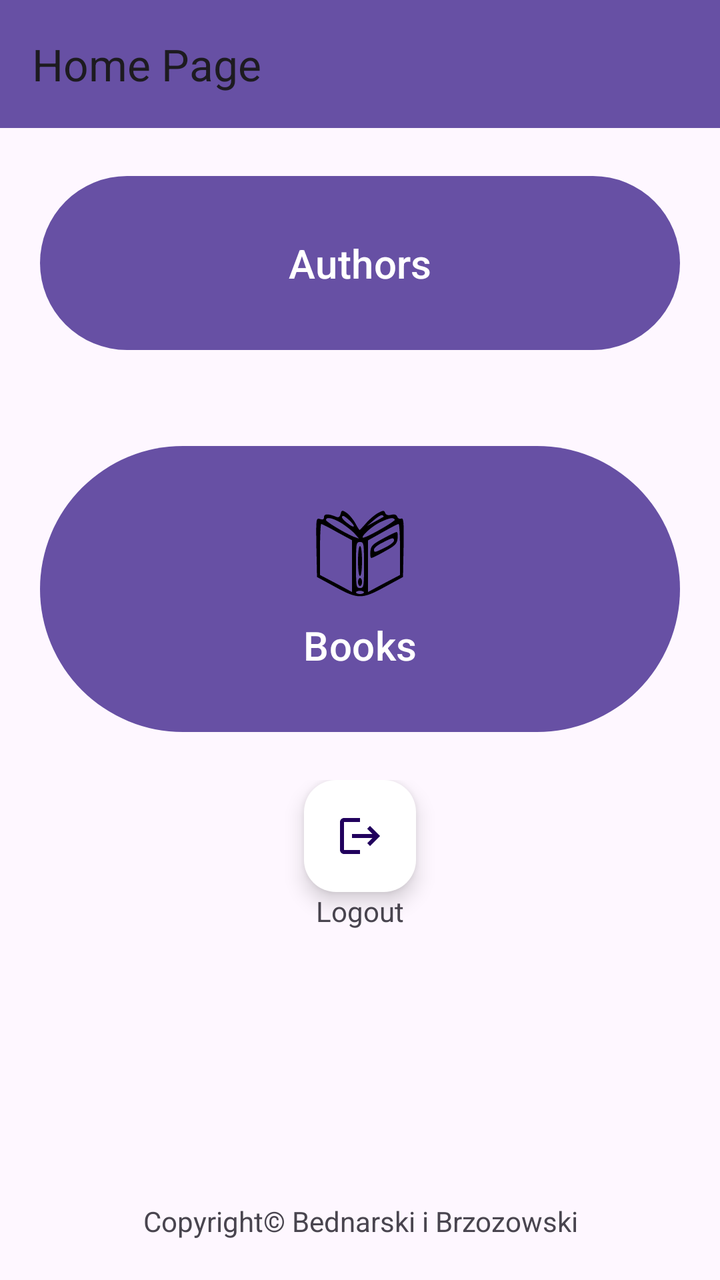
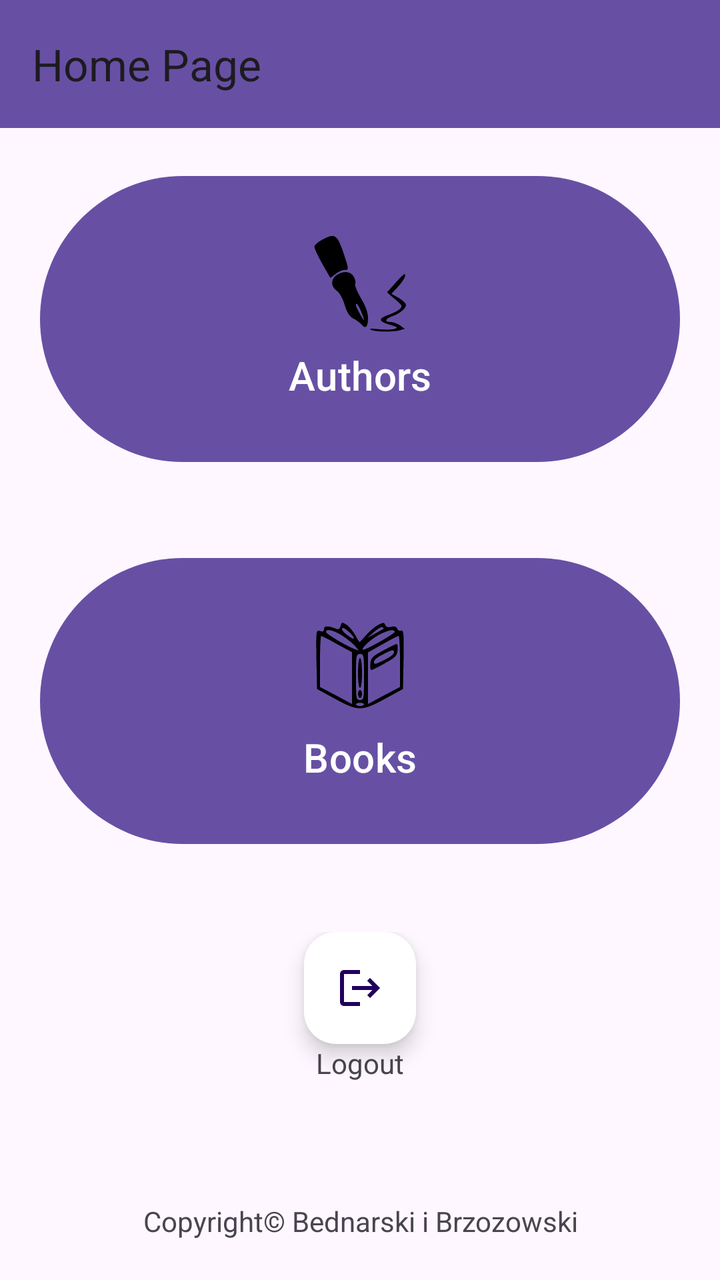

Two renders of the same Android screen: before a commit and after it. Below are the layout's source before the change and the commit's diff.
<!-- AndroidManifest.xml: application theme Theme.Frontend -->
<!-- res/layout/activity_main.xml -->
<?xml version="1.0" encoding="utf-8"?>
<LinearLayout
    xmlns:android="http://schemas.android.com/apk/res/android"
    xmlns:app="http://schemas.android.com/apk/res-auto"
    xmlns:tools="http://schemas.android.com/tools"
    android:layout_width="match_parent"
    android:layout_height="match_parent"
    android:orientation="vertical"
    tools:context=".MainActivity">

    <androidx.appcompat.widget.Toolbar
        android:id="@+id/homePage_toolbar"
        android:layout_width="match_parent"
        android:layout_height="?attr/actionBarSize"
        android:background="?attr/colorPrimary"
        android:elevation="4dp"
        app:title="Home Page"
        app:popupTheme="@style/ThemeOverlay.AppCompat.Light" />

    <Button
        android:id="@+id/toAuthors_button"
        android:layout_width="match_parent"
        android:layout_height="wrap_content"
        android:layout_margin="20dp"
        android:padding="30dp"
        android:textSize="20sp"
        android:text="@string/toAuthors_button" />

    <Button
        android:id="@+id/toBooks_button"
        android:layout_width="match_parent"
        android:layout_height="wrap_content"
        android:layout_margin="20dp"
        android:padding="30dp"
        android:textSize="20sp"
        android:text="@string/toBooks_button"
        android:drawableTop="@drawable/book_icon_48x48" />

    <LinearLayout
        android:layout_width="match_parent"
        android:layout_height="wrap_content"
        android:orientation="vertical" >
        <com.google.android.material.floatingactionbutton.FloatingActionButton
            android:id="@+id/fab_logout"
            android:layout_width="wrap_content"
            android:layout_height="wrap_content"
            android:contentDescription="@string/logout"
            android:src="@drawable/ic_logout"
            app:backgroundTint="@color/white"
            app:layout_constraintBottom_toBottomOf="parent"
            app:layout_constraintEnd_toEndOf="parent"
            android:layout_gravity="center" />
        <TextView
            android:layout_width="wrap_content"
            android:layout_height="wrap_content"
            android:layout_gravity="center"
            android:text="@string/logout_text" />
    </LinearLayout>

    <TextView
        android:layout_width="match_parent"
        android:layout_height="0dp"
        android:gravity="bottom"
        android:textAlignment="center"
        android:layout_weight="1"
        android:layout_margin="20dp"
        android:text="@string/copyright_bednarski_i_brzozowski"
        tools:ignore="RtlCompat" />

</LinearLayout>
<!-- resources referenced by this layout -->
<resources>
  <color name="white">#FFFFFFFF</color>
  <!-- drawable book_icon_48x48: vector/xml drawable (drawable, 2277 chars, omitted) -->
  <!-- drawable ic_logout (drawable) -->
  <vector xmlns:android="http://schemas.android.com/apk/res/android" android:autoMirrored="true" android:height="24dp" android:tint="#000000" android:viewportHeight="24" android:viewportWidth="24" android:width="24dp">
        
      <path android:fillColor="@android:color/white" android:pathData="M17,7l-1.41,1.41L18.17,11H8v2h10.17l-2.58,2.58L17,17l5,-5zM4,5h8V3H4c-1.1,0 -2,0.9 -2,2v14c0,1.1 0.9,2 2,2h8v-2H4V5z"/>
      
  </vector>
  <string name="copyright_bednarski_i_brzozowski">Copyright© Bednarski i Brzozowski</string>
  <string name="logout">Logout</string>
  <string name="logout_text">Logout</string>
  <string name="toAuthors_button">Authors</string>
  <string name="toBooks_button">Books</string>
  <style name="Theme.Frontend" parent="Base.Theme.Frontend" />
  <style name="Base.Theme.Frontend" parent="Theme.Material3.DayNight.NoActionBar">
          
          
      </style>
</resources>

<!-- the commit's change to res/layout/activity_main.xml (unified diff, before → after) -->
@@ -24,7 +24,8 @@
         android:layout_margin="20dp"
         android:padding="30dp"
         android:textSize="20sp"
-        android:text="@string/toAuthors_button" />
+        android:text="@string/toAuthors_button"
+        android:drawableTop="@drawable/writing_pen_48x48" />
 
     <Button
         android:id="@+id/toBooks_button"
@@ -39,6 +40,7 @@
     <LinearLayout
         android:layout_width="match_parent"
         android:layout_height="wrap_content"
+        android:layout_margin="20dp"
         android:orientation="vertical" >
         <com.google.android.material.floatingactionbutton.FloatingActionButton
             android:id="@+id/fab_logout"
<!-- resource entries referenced after the edit -->
@@ -7,6 +7,25 @@
         
       <path android:fillColor="@android:color/white" android:pathData="M17,7l-1.41,1.41L18.17,11H8v2h10.17l-2.58,2.58L17,17l5,-5zM4,5h8V3H4c-1.1,0 -2,0.9 -2,2v14c0,1.1 0.9,2 2,2h8v-2H4V5z"/>
       
+  </vector>
+  <!-- drawable writing_pen_48x48 (drawable) -->
+  <vector xmlns:android="http://schemas.android.com/apk/res/android"
+      android:width="48dp"
+      android:height="48dp"
+      android:viewportWidth="48"
+      android:viewportHeight="48">
+    <path
+        android:pathData="M5,1.9c-1.9,1 -3.6,2.5 -3.8,3.3 -0.1,0.8 1.6,4.6 3.9,8.6l4.1,7.2 2.6,-2c1.3,-1.1 3.3,-2 4.3,-2 2.4,-0 2.4,-0.2 -0.2,-8.1 -3.3,-9.8 -4.4,-10.5 -10.9,-7z"
+        android:fillColor="#000000"
+        android:strokeColor="#00000000"/>
+    <path
+        android:pathData="M12.2,19.6c-2.9,2 -2.8,5.8 0.1,7.7 1.3,0.9 3,3.7 4,7.1 1.3,4.1 2.5,6 4.6,7 1.5,0.8 3.3,2.2 4,3 1.9,2.3 3.1,1 3.1,-3.4 0,-2.7 -1.1,-5.8 -3.6,-10 -1.9,-3.3 -3.2,-6.5 -2.8,-7.1 0.3,-0.6 0.1,-2.2 -0.7,-3.5 -1.5,-2.8 -5.3,-3.2 -8.7,-0.8zM24.5,37.6c0.8,2 1.5,3.9 1.5,4.3 -0.1,0.8 -3.9,-6.1 -4,-7.2 -0.1,-1.8 1.1,-0.4 2.5,2.9z"
+        android:fillColor="#000000"
+        android:strokeColor="#00000000"/>
+    <path
+        android:pathData="M41.5,23.7l-4,4.5 4,3.4c3.6,3 3.8,3.5 2.5,4.8 -0.8,0.9 -3.3,2.1 -5.4,2.9 -5.6,1.9 -5.5,3.4 0.1,5 4.3,1.3 4.5,1.5 2.4,2.2 -1.3,0.4 -4.9,0.4 -8,0.1 -3.7,-0.4 -4.9,-0.3 -3.6,0.3 2.3,1.1 10.9,1.2 14.5,0.2l2.4,-0.7 -2.4,-1.7c-1.3,-0.9 -3.5,-1.7 -4.7,-1.7 -3.3,-0 -2.8,-1.6 0.9,-2.9 3.7,-1.3 6.8,-3.9 6.8,-5.7 0,-0.6 -1.6,-2.2 -3.6,-3.4l-3.7,-2.1 3,-3.2c3,-3.2 4.9,-6.8 3.5,-6.6 -0.4,-0 -2.5,2.1 -4.7,4.6z"
+        android:fillColor="#000000"
+        android:strokeColor="#00000000"/>
   </vector>
   <string name="copyright_bednarski_i_brzozowski">Copyright© Bednarski i Brzozowski</string>
   <string name="logout">Logout</string>
